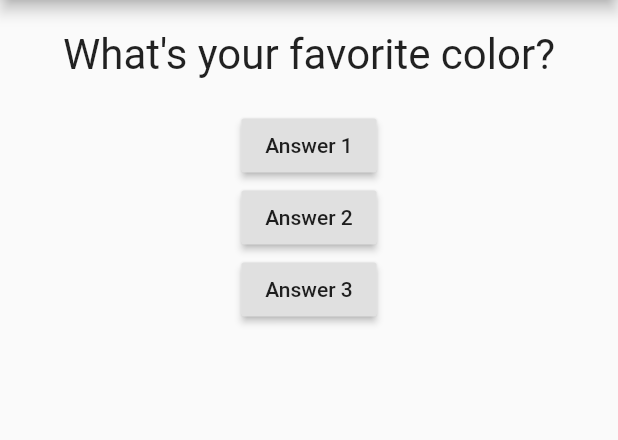
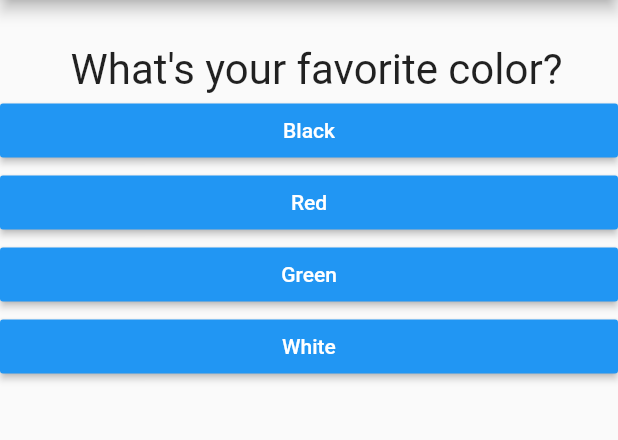
Before and after one commit to AgungBanyuGarmada/flutter_test_1, a Flutter app: the screen it shows after launch, on a phone screen of 412 x 824 dp, the part 84-524 px from its top. Run offline on Flutter 3.47's test engine with Material 2 defaults, Android fonts, the phone set to English and light mode, and no system bars.

Commit message:
basic flutter done

```diff
--- /dev/null
+++ b/lib/answer.dart
@@ -0,0 +1,21 @@
+import 'package:flutter/material.dart';
+
+class Answer extends StatelessWidget {
+  final Function selectHandler;
+  final String answerText;
+
+  Answer({this.selectHandler,String this.answerText});
+
+  @override
+  Widget build(BuildContext context) {
+    return Container(
+      width: double.infinity,
+      child: RaisedButton(
+        color: Colors.blue,
+        textColor: Colors.white,
+        child: Text(answerText),
+        onPressed: selectHandler,
+      ),
+    );
+  }
+}
--- a/lib/main.dart
+++ b/lib/main.dart
@@ -1,5 +1,8 @@
 import 'package:flutter/material.dart';
 import './question.dart';
+import './answer.dart';
+import './quiz.dart';
+import './result.dart';
 
 // void main() {
 //   runApp(MyApp());
@@ -18,51 +21,69 @@ class MyApp extends StatefulWidget {
 
 class _MyAppState extends State<MyApp> {
   var _questionIndex = 0;
+  var _totalScore = 0;
+  final _question = [
+    {
+      'questionText': 'What\'s your favorite color?',
+      'answer': [
+        {'Text': 'Black', 'score': 10},
+        {'Text': 'Red', 'score': 5},
+        {'Text': 'Green', 'score': 3},
+        {'Text': 'White', 'score': 1}
+      ],
+    },
+    {
+      'questionText': 'What\'s your favorite animal?',
+      'answer': [
+        {'Text': 'Rabbit', 'score': 10},
+        {'Text': 'Snake', 'score': 5},
+        {'Text': 'Elephant', 'score': 3},
+        {'Text': 'Lion', 'score': 1}
+      ],
+    },
+    {
+      'questionText': 'Who\'s your favorite instructor?',
+      'answer': [
+        {'Text': 'Max', 'score': 10},
+        {'Text': 'Maggie', 'score': 5},
+        {'Text': 'Jane', 'score': 3},
+        {'Text': 'Carla', 'score': 1}
+      ],
+    },
+  ];
 
-  void answerQuestion() {
+  void _resetQuiz() {
+    setState(() {
+      _questionIndex = 0;
+      _totalScore = 0;
+    });
+  }
+
+  void _answerQuestion(int score) {
+    _totalScore += score;
+    if (_questionIndex < _question.length) {}
     setState(() {
       _questionIndex++;
     });
-    print(_questionIndex);
   }
 
   @override
   Widget build(BuildContext context) {
     // TODO: implement build
 
-    var question = [
-      'What\'s your favorite color?',
-      'What\'s your favorite animal?'
-    ];
-
     return MaterialApp(
       home: Scaffold(
         appBar: AppBar(
           title: Text('My First App'),
         ),
-        body: Column(
-          children: [
-            Question(
-              question[_questionIndex],
-            ),
-            RaisedButton(
-              child: Text('Answer 1'),
-              onPressed: answerQuestion,
-            ),
-            RaisedButton(
-              child: Text('Answer 2'),
-              onPressed: () => print('answer 2 chosen!'),
-            ),
-            RaisedButton(
-                child: Text('Answer 3'),
-                onPressed: () {
-                  print('answer 3 chosen!');
-                }),
-          ],
-        ),
+        body: _questionIndex < _question.length
+            ? Quiz(
+                answerQuestion: _answerQuestion,
+                question: _question,
+                questionIndex: _questionIndex,
+              )
+            : Result(_totalScore, _resetQuiz),
       ),
     );
-
-    throw UnimplementedError();
   }
 }
--- a/lib/question.dart
+++ b/lib/question.dart
@@ -9,7 +9,7 @@ class Question extends StatelessWidget {
   Widget build(BuildContext context) {
     return Container(
       width: double.infinity,
-      margin: EdgeInsets.all(20),
+      margin: EdgeInsets.only(left: 20,right: 10,top: 30,bottom: 0),
       child: Text(
         questionText,
         style: TextStyle(fontSize: 28),
--- /dev/null
+++ b/lib/quiz.dart
@@ -0,0 +1,28 @@
+import 'package:flutter/material.dart';
+import './question.dart';
+import './answer.dart';
+
+class Quiz extends StatelessWidget {
+  final List<Map<String, Object>> question;
+  final int questionIndex;
+  final Function answerQuestion;
+
+  Quiz(
+      {@required this.question,
+      @required this.questionIndex,
+      @required this.answerQuestion});
+
+  @override
+  Widget build(BuildContext context) {
+    return Column(
+      children: [
+        Question(
+          question[questionIndex]['questionText'],
+        ),
+        ...(question[questionIndex]['answer'] as List<Map<String,Object>>).map((answer) {
+          return Answer(selectHandler: () => answerQuestion(answer['score']), answerText: answer['Text']);
+        }).toList()
+      ],
+    );
+  }
+}
```
Also changed, not shown: lib/result.dart (added, +40 -0 lines).
